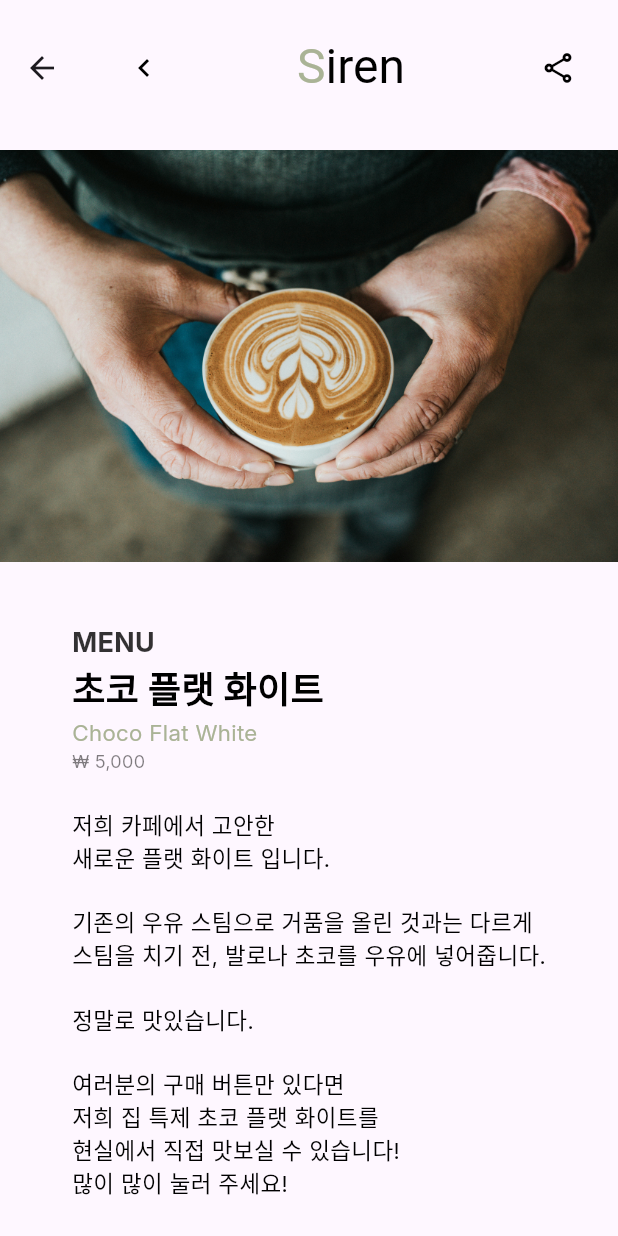
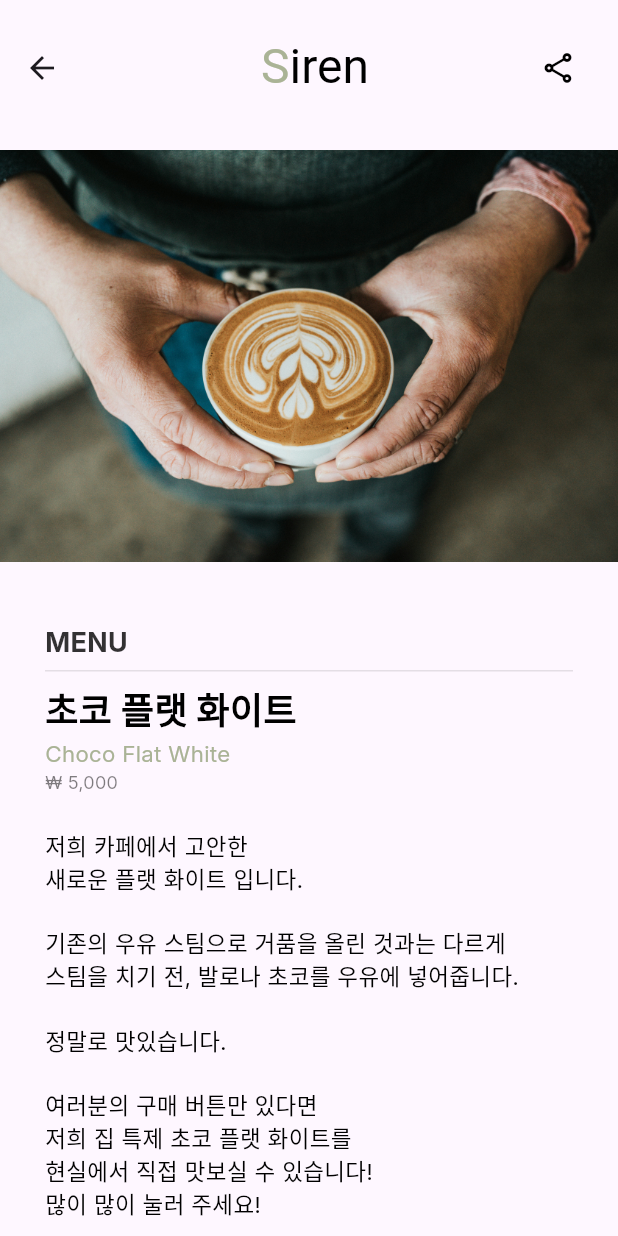
Before and after one commit to Hamiric/SirenOrder_Team4, a Flutter app: the ItemDetailPage screen opened by its route, on a phone screen of 412 x 824 dp. Run offline on Flutter 3.47's test engine with Material 3 defaults, Android fonts, the phone set to English and light mode, and no system bars; our stand-ins replace image_picker.

```diff
--- a/lib/item_detail_page/item_detail_page.dart
+++ b/lib/item_detail_page/item_detail_page.dart
@@ -2,7 +2,6 @@ import 'package:flutter/material.dart';
 import 'package:team4_groupproject/item_detail_page/widget/bottom_bar.dart';
 import 'package:team4_groupproject/item_detail_page/widget/menu_script.dart';
 import 'package:team4_groupproject/item_detail_page/widget/siren_app_bar.dart';
-
 
 class ItemDetailPage extends StatelessWidget {
   const ItemDetailPage({super.key});
@@ -10,12 +9,17 @@ class ItemDetailPage extends StatelessWidget {
   @override
   Widget build(BuildContext context) {
     return Scaffold(
-      appBar: const SirenAppBar(),
+      appBar: SirenAppBar(),
       body: Column(
         children: [
-          Image.asset('assets/menu.jpg'),
-          SizedBox(height: 41),
-          MenuScript(),
+          Expanded(
+            child: ListView(
+              children: [
+                Image.asset('assets/menu.jpg'),
+                SizedBox(height: 41),
+                MenuScript(),
+              ],
+            )),
           BottomBar(),
         ],
       ),
--- a/lib/item_detail_page/widget/menu_script.dart
+++ b/lib/item_detail_page/widget/menu_script.dart
@@ -8,7 +8,18 @@ class MenuScript extends StatelessWidget {
       child: Column(
         crossAxisAlignment: CrossAxisAlignment.start,
         children: [
-        Text(
+          Container(
+            padding: EdgeInsets.only(bottom: 5),
+            width: double.infinity,
+            decoration: BoxDecoration(
+              border: Border(
+                bottom: BorderSide(
+                  color: Colors.black.withOpacity(0.1),
+                  width: 1.0,
+                ),
+              ),
+            ),
+            child: Text(
               'MENU',
               style: TextStyle(
                 fontSize: 18,
@@ -16,6 +27,8 @@ class MenuScript extends StatelessWidget {
                 color: Colors.black.withOpacity(0.8),
               ),
             ),
+          ),
+          SizedBox(height: 8),
           Text(
             '초코 플랫 화이트',
             style: TextStyle(
--- a/lib/item_detail_page/widget/siren_app_bar.dart
+++ b/lib/item_detail_page/widget/siren_app_bar.dart
@@ -15,10 +15,7 @@ class SirenAppBar extends StatelessWidget implements PreferredSizeWidget{
               crossAxisAlignment: CrossAxisAlignment.center,
               mainAxisAlignment: MainAxisAlignment.spaceBetween,
               children: [
-                IconButton(
-                  icon: const Icon(Icons.chevron_left, color: Colors.black),
-                  onPressed: () {},
-                ),
+                SizedBox(width: 0),
                 Text.rich(
                   TextSpan(children: [
                     TextSpan(
```
Lines whose indentation alone changed are shown as unchanged.
